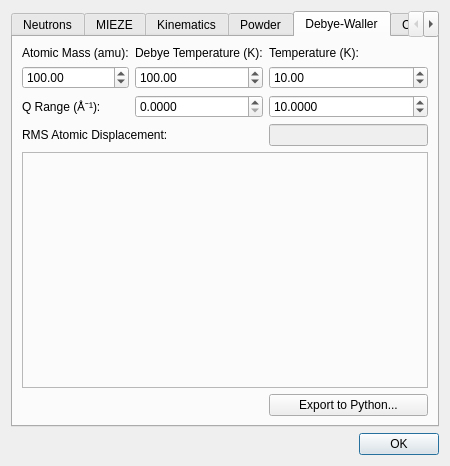
Before: the Qt Designer form ui/formulas.ui in tweber-ill/frm_mirror-miezetools, drawn with Qt 5.
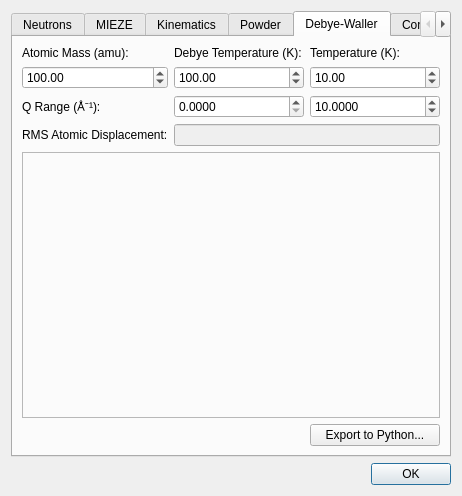
After: the same form once the commit is applied. The open tabs and pages were chosen to show the change.

Diff of the .ui file:
```diff
--- a/ui/formulas.ui
+++ b/ui/formulas.ui
@@ -6,8 +6,8 @@
    <rect>
     <x>0</x>
     <y>0</y>
-    <width>450</width>
-    <height>466</height>
+    <width>462</width>
+    <height>496</height>
    </rect>
   </property>
   <property name="windowTitle">
@@ -669,8 +669,8 @@
        <item row="0" column="1">
         <widget class="QLabel" name="label_21">
          <property name="sizePolicy">
-          <sizepolicy hsizetype="Preferred" vsizetype="Fixed">
-           <horstretch>0</horstretch>
+          <sizepolicy hsizetype="Minimum" vsizetype="Fixed">
+           <horstretch>1</horstretch>
            <verstretch>0</verstretch>
           </sizepolicy>
          </property>
@@ -682,8 +682,8 @@
        <item row="0" column="0">
         <widget class="QLabel" name="label_20">
          <property name="sizePolicy">
-          <sizepolicy hsizetype="Preferred" vsizetype="Fixed">
-           <horstretch>0</horstretch>
+          <sizepolicy hsizetype="Minimum" vsizetype="Fixed">
+           <horstretch>1</horstretch>
            <verstretch>0</verstretch>
           </sizepolicy>
          </property>
@@ -694,6 +694,12 @@
        </item>
        <item row="1" column="0">
         <widget class="QDoubleSpinBox" name="spinAMU_deb">
+         <property name="sizePolicy">
+          <sizepolicy hsizetype="Minimum" vsizetype="Fixed">
+           <horstretch>1</horstretch>
+           <verstretch>0</verstretch>
+          </sizepolicy>
+         </property>
          <property name="maximum">
           <double>9999.000000000000000</double>
          </property>
@@ -704,6 +710,12 @@
        </item>
        <item row="1" column="2">
         <widget class="QDoubleSpinBox" name="spinT_deb">
+         <property name="sizePolicy">
+          <sizepolicy hsizetype="Minimum" vsizetype="Fixed">
+           <horstretch>1</horstretch>
+           <verstretch>0</verstretch>
+          </sizepolicy>
+         </property>
          <property name="maximum">
           <double>9999.000000000000000</double>
          </property>
@@ -717,6 +729,12 @@
        </item>
        <item row="2" column="0">
         <widget class="QLabel" name="label_23">
+         <property name="sizePolicy">
+          <sizepolicy hsizetype="Minimum" vsizetype="Fixed">
+           <horstretch>1</horstretch>
+           <verstretch>0</verstretch>
+          </sizepolicy>
+         </property>
          <property name="text">
           <string>Q Range (Å⁻¹):</string>
          </property>
@@ -725,8 +743,8 @@
        <item row="0" column="2">
         <widget class="QLabel" name="label_22">
          <property name="sizePolicy">
-          <sizepolicy hsizetype="Preferred" vsizetype="Fixed">
-           <horstretch>0</horstretch>
+          <sizepolicy hsizetype="Minimum" vsizetype="Fixed">
+           <horstretch>1</horstretch>
            <verstretch>0</verstretch>
           </sizepolicy>
          </property>
@@ -737,6 +755,12 @@
        </item>
        <item row="1" column="1">
         <widget class="QDoubleSpinBox" name="spinTD_deb">
+         <property name="sizePolicy">
+          <sizepolicy hsizetype="Minimum" vsizetype="Fixed">
+           <horstretch>1</horstretch>
+           <verstretch>0</verstretch>
+          </sizepolicy>
+         </property>
          <property name="maximum">
           <double>9999.000000000000000</double>
          </property>
@@ -750,6 +774,12 @@
        </item>
        <item row="2" column="1">
         <widget class="QDoubleSpinBox" name="spinMinQ_deb">
+         <property name="sizePolicy">
+          <sizepolicy hsizetype="Minimum" vsizetype="Fixed">
+           <horstretch>1</horstretch>
+           <verstretch>0</verstretch>
+          </sizepolicy>
+         </property>
          <property name="decimals">
           <number>4</number>
          </property>
@@ -760,6 +790,12 @@
        </item>
        <item row="2" column="2">
         <widget class="QDoubleSpinBox" name="spinMaxQ_deb">
+         <property name="sizePolicy">
+          <sizepolicy hsizetype="Minimum" vsizetype="Fixed">
+           <horstretch>1</horstretch>
+           <verstretch>0</verstretch>
+          </sizepolicy>
+         </property>
          <property name="decimals">
           <number>4</number>
          </property>
@@ -771,7 +807,7 @@
          </property>
         </widget>
        </item>
-       <item row="4" column="0" colspan="3">
+       <item row="6" column="0" colspan="3">
         <widget class="QFrame" name="framePlanePlot_deb">
          <property name="frameShape">
           <enum>QFrame::StyledPanel</enum>
@@ -781,32 +817,44 @@
          </property>
         </widget>
        </item>
-       <item row="5" column="2">
+       <item row="7" column="2">
         <widget class="QPushButton" name="btnPython_deb">
          <property name="text">
           <string>Export to Python...</string>
          </property>
         </widget>
        </item>
-       <item row="5" column="0" colspan="2">
+       <item row="7" column="0" colspan="2">
         <widget class="QLabel" name="labelDebyeStatus">
          <property name="text">
           <string/>
          </property>
         </widget>
        </item>
-       <item row="3" column="0" colspan="2">
+       <item row="4" column="0">
         <widget class="QLabel" name="label_24">
+         <property name="sizePolicy">
+          <sizepolicy hsizetype="Minimum" vsizetype="Fixed">
+           <horstretch>1</horstretch>
+           <verstretch>0</verstretch>
+          </sizepolicy>
+         </property>
          <property name="text">
           <string>RMS Atomic Displacement:</string>
          </property>
         </widget>
        </item>
-       <item row="3" column="2">
+       <item row="4" column="1" colspan="2">
         <widget class="QLineEdit" name="editZetaSq">
          <property name="enabled">
           <bool>false</bool>
          </property>
+         <property name="sizePolicy">
+          <sizepolicy hsizetype="Expanding" vsizetype="Fixed">
+           <horstretch>1</horstretch>
+           <verstretch>0</verstretch>
+          </sizepolicy>
+         </property>
         </widget>
        </item>
       </layout>
```
